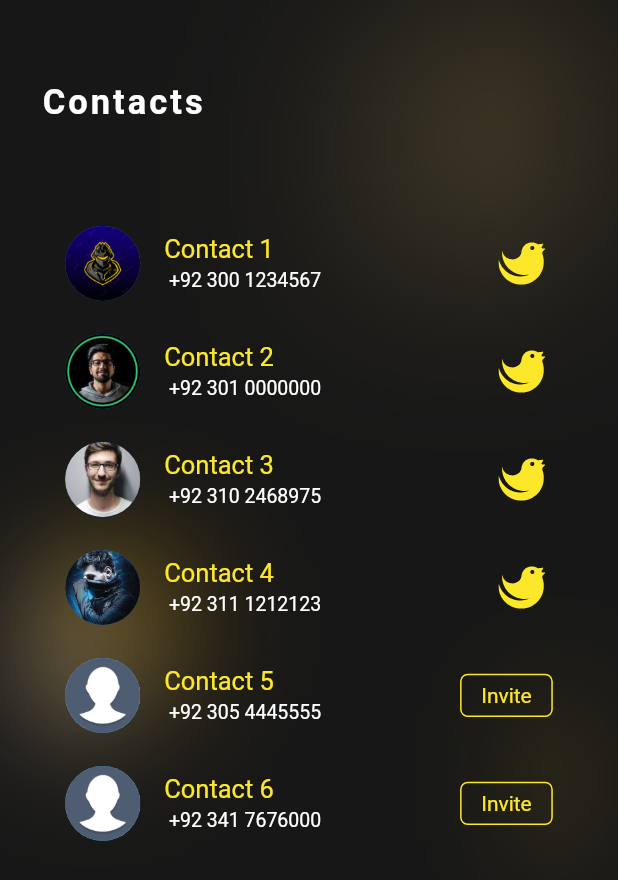
After one commit to TheMR-777/Cherp, a Flutter app: the contact screen opened by its route, on a phone screen of 412 x 824 dp. The commit adds this screen. Shown: the top 880 px of the screen. Run offline on Flutter 3.47's test engine with Material 2 defaults, Android fonts, the phone set to English and light mode, and no system bars; our stand-ins replace carousel_slider, flutter_svg, google_fonts, intl_phone_field.

Commit message:
Contact Screen 👍🏻

```diff
--- a/lib/Page/03_tweetify.dart
+++ b/lib/Page/03_tweetify.dart
@@ -96,12 +96,15 @@ class MakeCherp extends StatelessWidget {
                 bottomLogo(sources.icon_phone),
                 Expanded(
                   flex: 3,
+                  child: GestureDetector(
+                    onTap: () => Navigator.pushNamed(context, "contact"),
                     child: Text(
                       "Select Contact",
                       textAlign: TextAlign.left,
                       style: sources.font_style(
                         color: sources.color_TheOther.withOpacity(0.5),
                         fontSize: MediaQuery.of(context).size.width * 0.045,
+                      ),
                     ),
                   ),
                 ),
--- a/lib/Page/05_profile.dart
+++ b/lib/Page/05_profile.dart
@@ -1,5 +1,4 @@
 import 'package:flutter/material.dart';
-import 'package:flutter_svg/svg.dart';
 import 'src/sources.dart';
 import '../main.dart';
 import '../sources.dart';
@@ -119,7 +118,7 @@ class _MyHomeInfoState extends State<MyHomeInfo> {
                                 ),     // Spacing
                                 Flexible(
                                   child: Container(
-                                    width: MediaQuery.of(context).size.width * 0.042,
+                                    //width: MediaQuery.of(context).size.width * 0.042,
                                     //height: MediaQuery.of(context).size.height * 0.042,
                                     decoration: const BoxDecoration(
                                       color: Colors.yellow,
--- a/lib/Page/99_eggs.dart
+++ b/lib/Page/99_eggs.dart
@@ -20,9 +20,10 @@ class _BuyEggsState extends State<BuyEggs> {
   Widget build(BuildContext context) => DarkOne(
     profile: true,
     child: Padding(
-      padding: EdgeInsets.symmetric(
-        vertical: MediaQuery.of(context).size.height * 0.05,
-        horizontal: MediaQuery.of(context).size.width * 0.05,
+      padding: EdgeInsets.only(
+        top: MediaQuery.of(context).size.height * 0.05,
+        left: MediaQuery.of(context).size.width * 0.05,
+        right: MediaQuery.of(context).size.width * 0.05,
       ),
       child: ListView(
         children: [
@@ -78,7 +79,7 @@ class _BuyEggsState extends State<BuyEggs> {
           ),          // Top Row (AppBar)
           Image.asset(
             "assets/Icon/eggs_intro.png",
-            height: MediaQuery.of(context).size.height * 0.25,
+            height: MediaQuery.of(context).size.height * 0.3,
           ),  // Exp: Floating Eggs
           ...List.generate(
             4, (index) => EggTile(
@@ -133,7 +134,7 @@ class EggTile extends StatelessWidget {
   @override
   Widget build(BuildContext context) => Container(
     margin: EdgeInsets.only(
-      top: MediaQuery.of(context).size.height * 0.01,
+      top: MediaQuery.of(context).size.height * 0.015,
     ),
     padding: EdgeInsets.symmetric(
       vertical: MediaQuery.of(context).size.height * 0.02,
--- /dev/null
+++ b/lib/Page/xx_select_contact.dart
@@ -0,0 +1,137 @@
+// ignore_for_file: unused_import, prefer_const_constructors, unused_local_variable, non_constant_identifier_names, sized_box_for_whitespace, prefer_const_literals_to_create_immutables
+
+import 'package:flutter/material.dart';
+import 'package:flutter_svg/svg.dart';
+import '04_notification.dart';
+import '../sources.dart';
+
+class contact extends StatefulWidget {
+  const contact({super.key});
+
+  @override
+  State<contact> createState() => _contactState();
+}
+
+class _contactState extends State<contact> {
+  @override
+  Widget build(BuildContext context) {
+    final screen_height = MediaQuery.of(context).size.height;
+    final screen_width = MediaQuery.of(context).size.width;
+    return Scaffold(
+        body: Stack(
+            children: [
+              Container(
+                height: screen_height,
+                width: screen_width,
+                child: Image.asset(
+                  sources.background_dark,
+                  fit: BoxFit.cover,
+                ),
+              ),
+              ListView(
+                padding: EdgeInsets.only(
+                    top: screen_height / 15,
+                    bottom: screen_height / 15,
+                    left: screen_width / 15,
+                    right: screen_width / 15),
+                children: [
+                  Text("Contacts",
+                      style: TextStyle(
+                          letterSpacing: 2,
+                          color: Colors.white,
+                          fontSize: 23,
+                          fontWeight: FontWeight.bold)),
+                  SizedBox(
+                    height: screen_height * 0.07,
+                  ),
+                  list_tile(screen_height, screen_width, 'assets/Placeholder/1.png',
+                      "Contact 1", " +92 300 1234567"),
+                  list_tile(screen_height, screen_width, 'assets/Placeholder/4.png',
+                      "Contact 2", " +92 301 0000000"),
+                  list_tile(screen_height, screen_width, 'assets/Placeholder/3.png',
+                      "Contact 3", " +92 310 2468975"),
+                  list_tile(screen_height, screen_width, 'assets/Placeholder/7.png',
+                      "Contact 4", " +92 311 1212123"),
+                  list_tile1(screen_height, screen_width, 'assets/Placeholder/6.png',
+                      "Contact 5", " +92 305 4445555"),
+                  list_tile1(screen_height, screen_width, 'assets/Placeholder/6.png',
+                      "Contact 6", " +92 341 7676000")
+                ],
+              )
+            ]));
+  }
+}
+
+Widget list_tile(screen_height, screen_width, String img, name, number) {
+  return ListTile(
+      onLongPress: () {},
+      leading: CircleAvatar(
+        radius: 25,
+        backgroundImage: AssetImage(img),
+      ),
+      title: Text(
+        name,
+        style: TextStyle(
+          color: Color.fromARGB(255, 252, 231, 42),
+          fontSize: 17,
+        ),
+      ),
+      subtitle: Text(
+        number,
+        style: TextStyle(
+          color: Colors.white,
+          fontSize: 13,
+        ),
+      ),
+      trailing: Container(
+          height: screen_height * 0.035,
+          width: screen_width * 0.1,
+          decoration: BoxDecoration(
+            borderRadius: BorderRadius.circular(5),
+          ),
+          child: SvgPicture.asset(
+            "assets/Icon/main_transparent.svg",
+            color: Color.fromARGB(255, 252, 231, 42),
+          )));
+}
+
+Widget list_tile1(screen_height, screen_width, String img1, name1, number1) {
+  return ListTile(
+      onLongPress: () {},
+      leading: CircleAvatar(
+        radius: 25,
+        backgroundImage: AssetImage(img1),
+      ),
+      title: Text(
+        name1,
+        style: TextStyle(
+          color: Color.fromARGB(255, 252, 231, 42),
+          fontSize: 17,
+        ),
+      ),
+      subtitle: Text(
+        number1,
+        style: TextStyle(
+          color: Colors.white,
+          fontSize: 13,
+        ),
+      ),
+      trailing: Container(
+          height: screen_height * 0.035,
+          width: screen_width * 0.15,
+          decoration: BoxDecoration(
+            borderRadius: BorderRadius.circular(5),
+            border: Border.all(
+              color: Color.fromARGB(255, 252, 231, 42),
+            ),
+          ),
+          child: Center(
+            child: Text(
+              "Invite",
+              style: TextStyle(
+                color: Color.fromARGB(255, 252, 231, 42),
+                fontSize: screen_height * 0.017,
+              ),
+            ),
+          )));
+}
--- a/lib/main.dart
+++ b/lib/main.dart
@@ -9,18 +9,20 @@ import 'Page/04_notification.dart';
 import 'Page/05_profile.dart';
 import 'Page/98_settings.dart';
 import 'Page/99_eggs.dart';
+import 'Page/xx_select_contact.dart';
 import 'Initial/sign_in.dart';
 import 'Initial/verification.dart';
 
 void main() => runApp(MaterialApp(
   debugShowCheckedModeBanner: false,
-  color: Colors.yellow,
+  color: Colors.black,
   title: "Cherp",
   initialRoute: route.signIn,
   routes: {
     route.signIn: (context) => const Sign_in(),
     route.verify: (context) => const OTP_verification(),
     route.myHome: (context) => const TheMain(),
+    "contact": (context) => const contact(),
   },
 ));
 
```
Lines whose indentation alone changed are shown as unchanged.
